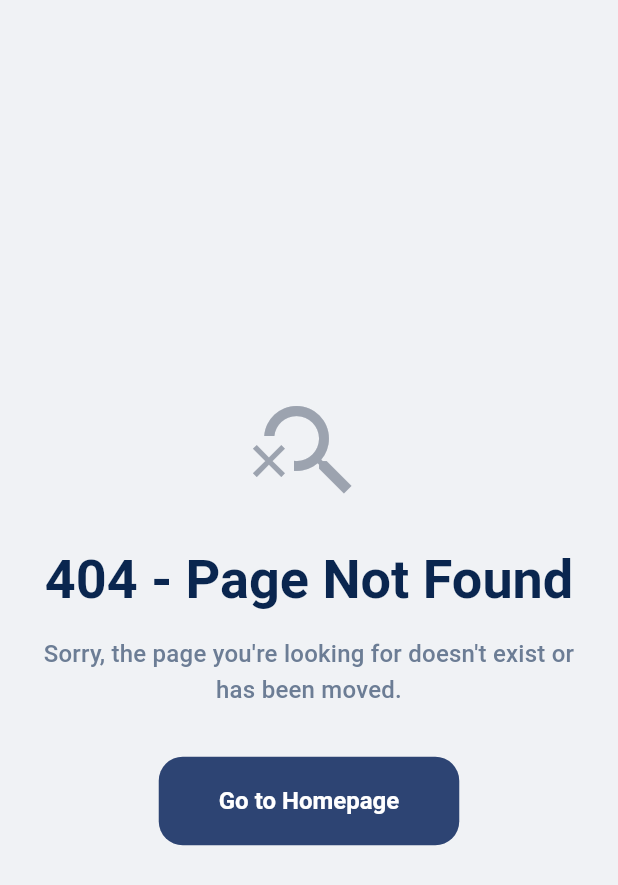
After one commit to DeleMike/aipply_app, a Flutter app: the NotFoundScreen screen opened directly, on a phone screen of 412 x 824 dp. The commit adds this screen. Shown: the top 885 px of the screen. Run offline on Flutter 3.47's test engine with Material 3 defaults, Android fonts, the phone set to English and light mode, and no system bars; our stand-ins replace device_preview, dio, dropdown_button2, flutter_riverpod, fluttertoast, go_router and 2 more; missing offline and left inert: html_editor_enhanced, htmltopdfwidgets; Roboto replaces fonts that are missing (Poppins).

Commit message:
add not found pages

```diff
--- a/lib/l10n/app_en.arb
+++ b/lib/l10n/app_en.arb
@@ -71,5 +71,9 @@
   "downloadAsAPDF":"Download as PDF",
   "@downloadAsAPDF":{},
   "yourDoc":"Your document...",
-  "@yourDoc":{}
+  "@yourDoc":{},
+  "notFoundPageTitle":"404 - Page Not Found",
+  "@notFoundPageTitle":{},
+  "notFoundPageTitleDesc":"Sorry, the page you're looking for doesn't exist or has been moved.",
+  "@notFoundPageTitleDesc":{}
 }
--- a/lib/l10n/app_localizations.dart
+++ b/lib/l10n/app_localizations.dart
@@ -261,6 +261,18 @@ abstract class AppLocalizations {
   /// In en, this message translates to:
   /// **'Your document...'**
   String get yourDoc;
+
+  /// No description provided for @notFoundPageTitle.
+  ///
+  /// In en, this message translates to:
+  /// **'404 - Page Not Found'**
+  String get notFoundPageTitle;
+
+  /// No description provided for @notFoundPageTitleDesc.
+  ///
+  /// In en, this message translates to:
+  /// **'Sorry, the page you\'re looking for doesn\'t exist or has been moved.'**
+  String get notFoundPageTitleDesc;
 }
 
 class _AppLocalizationsDelegate
--- a/lib/l10n/app_localizations_en.dart
+++ b/lib/l10n/app_localizations_en.dart
@@ -95,4 +95,11 @@ class AppLocalizationsEn extends AppLocalizations {
 
   @override
   String get yourDoc => 'Your document...';
+
+  @override
+  String get notFoundPageTitle => '404 - Page Not Found';
+
+  @override
+  String get notFoundPageTitleDesc =>
+      'Sorry, the page you\'re looking for doesn\'t exist or has been moved.';
 }
--- a/lib/utils/app_router.dart
+++ b/lib/utils/app_router.dart
@@ -4,6 +4,7 @@ import 'package:flutter/material.dart';
 import 'package:go_router/go_router.dart';
 
 import '../init_screen.dart';
+import '../widgets/not_found_screen.dart';
 import 'constants.dart';
 import 'custom_page_transition.dart';
 
@@ -17,10 +18,14 @@ class AppRouter {
     return GoRouter(
       navigatorKey: navigatorKey,
       initialLocation: initialScreen,
-
-      observers: [
-        NavigatorObserver()
-      ],
+      errorPageBuilder: (context, state) {
+        return buildPageWithDefaultTransition<void>(
+          context: context,
+          state: state,
+          child: const NotFoundScreen(),
+        );
+      },
+      // errorBuilder: (context, state) => const NotFoundScreen(),
       routes: [
         GoRoute(
           path: initialScreen,
--- /dev/null
+++ b/lib/widgets/not_found_screen.dart
@@ -0,0 +1,55 @@
+import 'package:aipply/utils/app_router.dart';
+import 'package:flutter/material.dart';
+import 'package:go_router/go_router.dart';
+
+import '../utils/app_colors.dart';
+
+class NotFoundScreen extends StatelessWidget {
+  const NotFoundScreen({super.key});
+
+  @override
+  Widget build(BuildContext context) {
+    return Scaffold(
+      body: Center(
+        child: Padding(
+          padding: const EdgeInsets.all(24.0),
+          child: Column(
+            mainAxisAlignment: MainAxisAlignment.center,
+            children: [
+              Icon(Icons.search_off, size: 80, color: AppColors.kGray500),
+              const SizedBox(height: 24),
+              Text(
+                '404 - Page Not Found',
+                style: Theme.of(context).textTheme.displaySmall?.copyWith(
+                  color: AppColors.kTextPrimary,
+                  fontWeight: FontWeight.bold,
+                ),
+              ),
+              const SizedBox(height: 16),
+              Text(
+                "Sorry, the page you're looking for doesn't exist or has been moved.",
+                textAlign: TextAlign.center,
+                style: Theme.of(
+                  context,
+                ).textTheme.titleMedium?.copyWith(color: AppColors.kTextSecondary),
+              ),
+              const SizedBox(height: 32),
+              ElevatedButton(
+                style: ElevatedButton.styleFrom(
+                  backgroundColor: AppColors.kPrimary,
+                  foregroundColor: AppColors.kWhite,
+                  padding: const EdgeInsets.symmetric(horizontal: 40, vertical: 20),
+                ),
+                onPressed: () {
+                  // Use replace to clear the bad history
+                  context.go(AppRouter.homeScreen);
+                },
+                child: const Text('Go to Homepage'),
+              ),
+            ],
+          ),
+        ),
+      ),
+    );
+  }
+}
```
